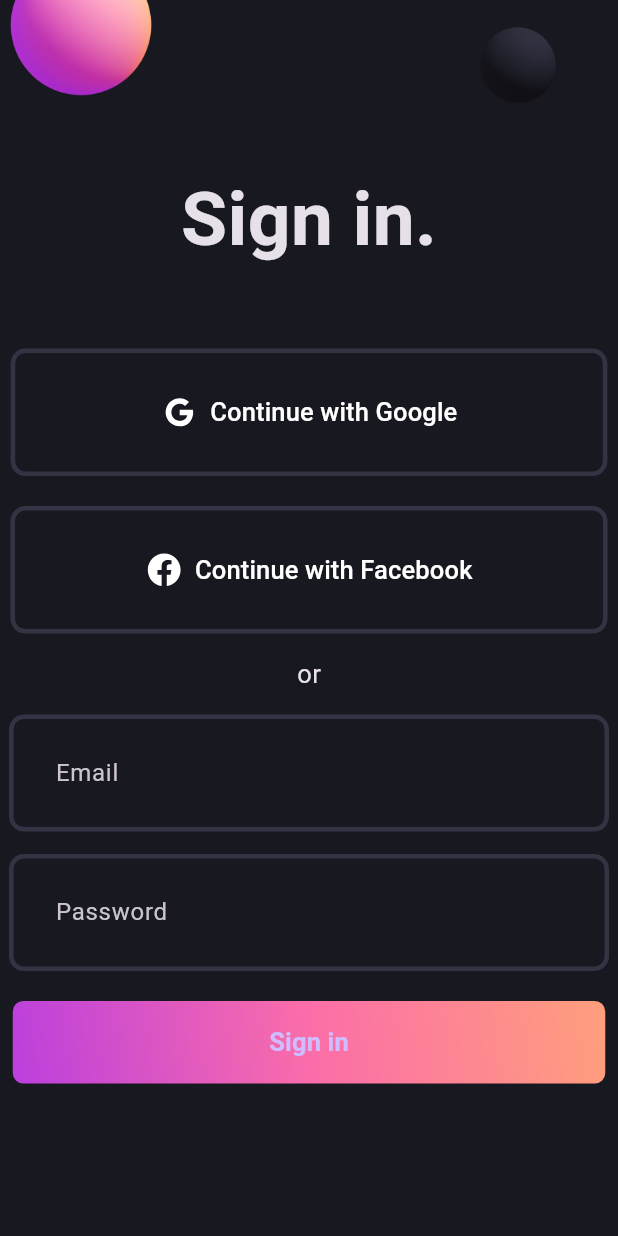
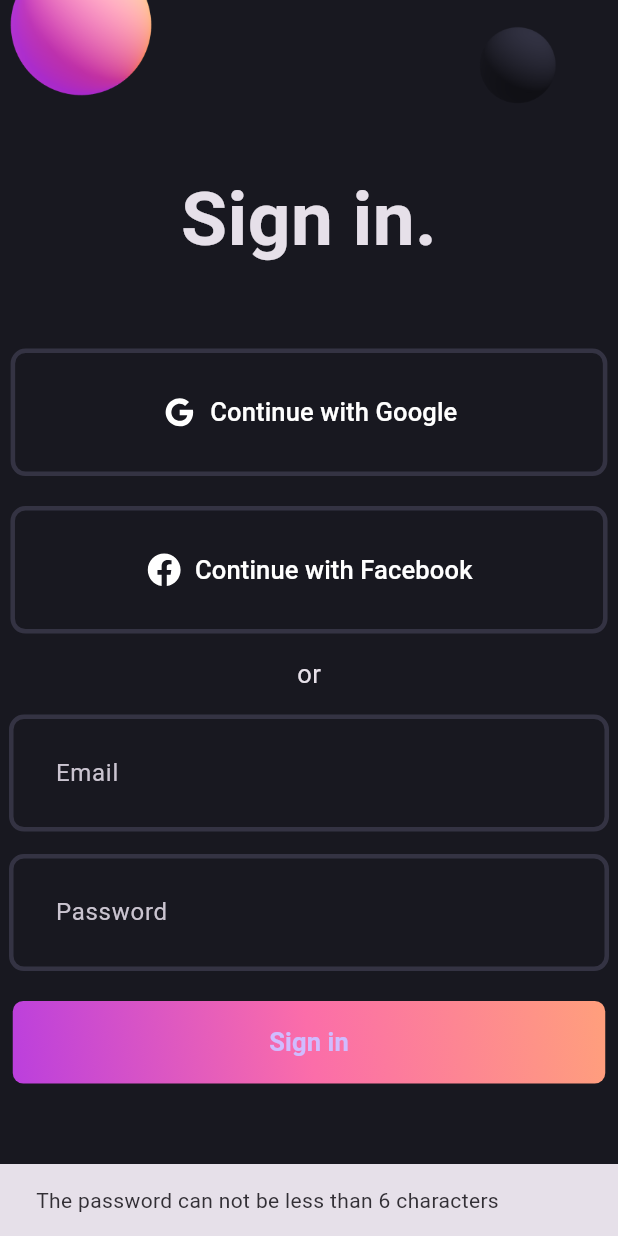
Before and after one commit to MINA000000/learning_flutter_bloc, a Flutter app: the screen it shows after launch, after a tap on "Sign in", on a phone screen of 412 x 824 dp. Run offline on Flutter 3.47's test engine with Material 3 defaults, Android fonts, the light colour scheme and no system bars; our stand-ins replace flutter_bloc, flutter_svg.

Commit message:
build simple sign in using bloc

```diff
--- /dev/null
+++ b/lib/bloc/auth_bloc.dart
@@ -0,0 +1,53 @@
+
+import 'package:flutter/foundation.dart';
+import 'package:flutter_bloc/flutter_bloc.dart';
+
+part 'auth_event.dart';
+part 'auth_state.dart';
+
+class AuthBloc extends Bloc<AuthEvent, AuthState> {
+
+  AuthBloc() : super(AuthInitial()) {
+    on<AuthLoginRequested>(_onAuthLoginRequested);
+
+    on<AuthLogoutRequested>(_onAuthLogoutRequested);
+  }
+
+  void _onAuthLoginRequested(AuthLoginRequested event,Emitter<AuthState> emit) async{
+    emit(AuthLoading());
+    try{
+      final String email = event.email;
+      final String password = event.password;
+      if(password.length<6){
+        return emit(AuthFailure('The password can not be less than 6 characters'));
+      }
+      await Future.delayed(const Duration(seconds: 1),() {
+        return emit(AuthSuccess('Login successfully with : $email-$password'));
+      },);
+    }catch(e)
+    {
+      return emit(AuthFailure(e.toString()));
+    }
+  }
+
+  void _onAuthLogoutRequested(AuthLogoutRequested event,Emitter<AuthState> emit)async{
+    emit(AuthLoading());
+    try{
+      await Future.delayed(Duration(seconds: 1),(){
+        return emit(AuthInitial());
+      });
+    }catch(e){
+      return emit(AuthFailure('Failed to Logout, please try later'));
+    }
+  }
+  @override
+  void onChange(Change<AuthState> change) {
+    super.onChange(change);
+    print('AuthBloc - $change');
+  }
+  @override
+  void onTransition(Transition<AuthEvent, AuthState> transition) {
+    super.onTransition(transition);
+    print('AuthBloc - $transition');
+  }
+}
--- /dev/null
+++ b/lib/bloc/auth_event.dart
@@ -0,0 +1,13 @@
+part of 'auth_bloc.dart';
+
+@immutable
+sealed class AuthEvent {}
+
+final class AuthLoginRequested extends AuthEvent {
+  final String email;
+  final String password;
+
+  AuthLoginRequested({required this.email,required this.password});
+}
+
+final class AuthLogoutRequested extends AuthEvent {}
--- /dev/null
+++ b/lib/bloc/auth_state.dart
@@ -0,0 +1,18 @@
+part of 'auth_bloc.dart';
+
+@immutable
+sealed class AuthState {}
+
+final class AuthInitial extends AuthState {}
+
+final class AuthSuccess extends AuthState {
+  String message;
+  AuthSuccess(this.message);
+}
+
+final class AuthFailure extends AuthState {
+  final String error;
+  AuthFailure(this.error);
+}
+
+final class AuthLoading extends AuthState{}
--- a/lib/login_screen.dart
+++ b/lib/login_screen.dart
@@ -1,7 +1,11 @@
 import 'package:flutter/material.dart';
+import 'package:flutter_bloc/flutter_bloc.dart';
+import 'package:gg2/bloc/auth_bloc.dart';
 import 'package:gg2/widgets/gradient_button.dart';
 import 'package:gg2/widgets/login_field.dart';
 import 'package:gg2/widgets/social_button.dart';
+
+import 'home_screen.dart';
 
 class LoginScreen extends StatefulWidget {
   const LoginScreen({Key? key}) : super(key: key);
@@ -17,7 +21,21 @@ class _LoginScreenState extends State<LoginScreen> {
   @override
   Widget build(BuildContext context) {
     return Scaffold(
-      body: SingleChildScrollView(
+      body: BlocConsumer<AuthBloc, AuthState>(
+        listener: (context, state) {
+          if(state is AuthSuccess){
+            Navigator.pushAndRemoveUntil(context, MaterialPageRoute(builder: (_)=>HomeScreen(),), (route)=>false);
+            ScaffoldMessenger.of(context).showSnackBar(SnackBar(content: Text(state.message.toString())));
+          }
+          else if(state is AuthFailure){
+            ScaffoldMessenger.of(context).showSnackBar(SnackBar(content: Text(state.error.toString())));
+          }
+        },
+        builder: (context, state) {
+          if(state is AuthLoading){
+            return const Center(child: CircularProgressIndicator(color: Colors.white,),);
+          }
+          return SingleChildScrollView(
             child: Center(
               child: Column(
                 children: [
@@ -57,10 +75,18 @@ class _LoginScreenState extends State<LoginScreen> {
                     controller: passwordController,
                   ),
                   const SizedBox(height: 20),
-              const GradientButton(),
+                  GradientButton(
+                    onPressed: () {
+                      context.read<AuthBloc>().add(AuthLoginRequested(
+                          email: emailController.text.trim(),
+                          password: passwordController.text.trim()));
+                    },
+                  ),
                 ],
               ),
             ),
+          );
+        },
       ),
     );
   }
--- a/lib/main.dart
+++ b/lib/main.dart
@@ -1,4 +1,6 @@
 import 'package:flutter/material.dart';
+import 'package:flutter_bloc/flutter_bloc.dart';
+import 'package:gg2/bloc/auth_bloc.dart';
 import 'package:gg2/pallete.dart';
 
 import 'login_screen.dart';
@@ -12,12 +14,15 @@ class MyApp extends StatelessWidget {
 
   @override
   Widget build(BuildContext context) {
-    return MaterialApp(
-      title: 'Flutter Demo',
-      theme: ThemeData.dark().copyWith(
-        scaffoldBackgroundColor: Pallete.backgroundColor,
+    return BlocProvider(
+      create: (context) => AuthBloc(),
+      child: MaterialApp(
+        title: 'Flutter Demo',
+        theme: ThemeData.dark().copyWith(
+          scaffoldBackgroundColor: Pallete.backgroundColor,
+        ),
+        home: const LoginScreen(),
       ),
-      home: const LoginScreen(),
     );
   }
 }
--- a/lib/widgets/gradient_button.dart
+++ b/lib/widgets/gradient_button.dart
@@ -3,7 +3,8 @@ import 'package:flutter/material.dart';
 import '../pallete.dart';
 
 class GradientButton extends StatelessWidget {
-  const GradientButton({Key? key}) : super(key: key);
+  final VoidCallback  onPressed;
+  const GradientButton({Key? key,required this.onPressed}) : super(key: key);
 
   @override
   Widget build(BuildContext context) {
@@ -21,7 +22,7 @@ class GradientButton extends StatelessWidget {
         borderRadius: BorderRadius.circular(7),
       ),
       child: ElevatedButton(
-        onPressed: () {},
+        onPressed: onPressed,
         style: ElevatedButton.styleFrom(
           fixedSize: const Size(395, 55),
           backgroundColor: Colors.transparent,
```
Also changed, not shown: lib/home_screen.dart (added, +38 -0 lines). Lines whose indentation alone changed are shown as unchanged.
